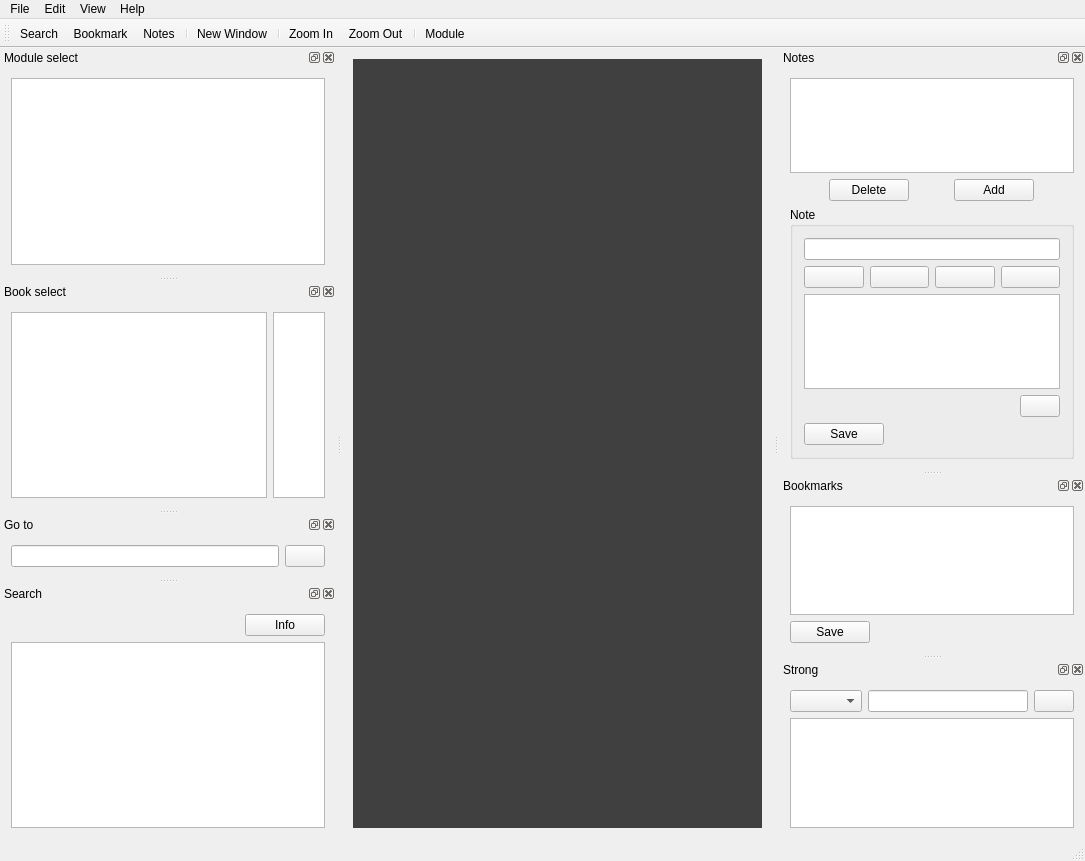
metaxy/openBibleViewer, file src/ui/main/mainwindow.ui: the form before one commit.
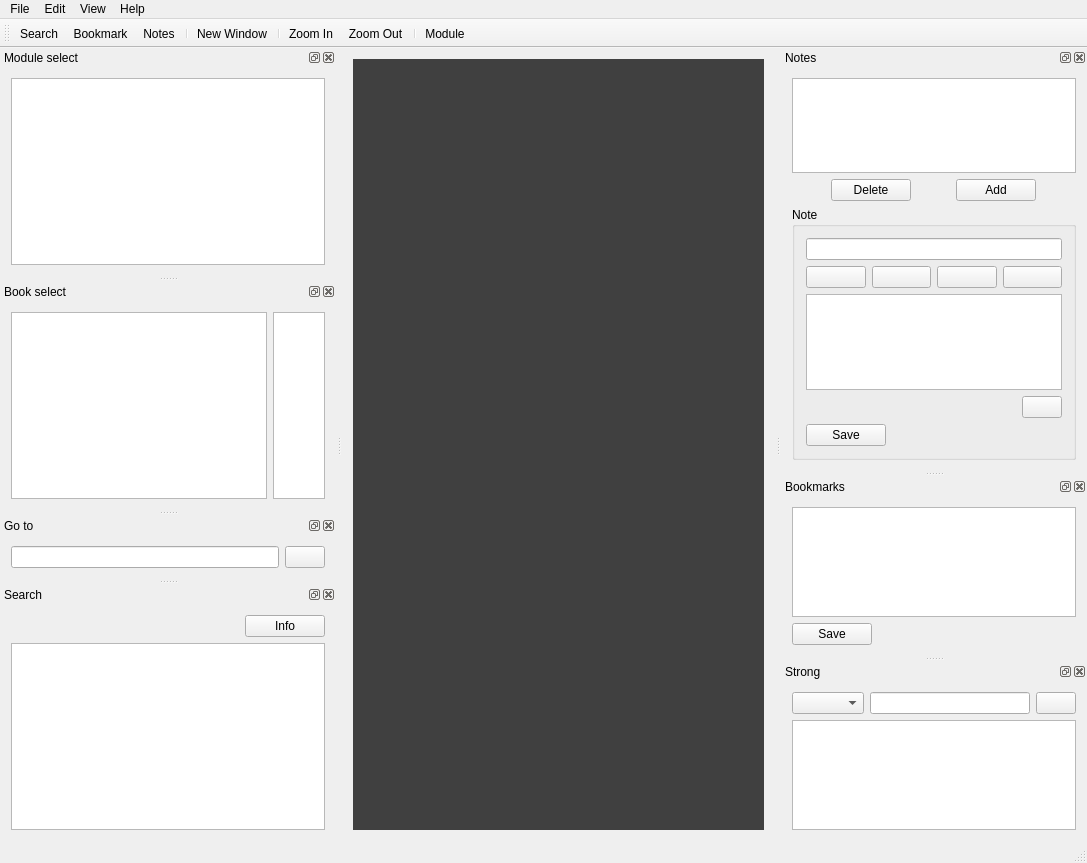
The form after the commit. Icons and pictures are not drawn.

The edit to the form file:
```diff
--- a/src/ui/main/mainwindow.ui
+++ b/src/ui/main/mainwindow.ui
@@ -9,8 +9,8 @@
    <rect>
     <x>0</x>
     <y>0</y>
-    <width>1085</width>
-    <height>861</height>
+    <width>1087</width>
+    <height>863</height>
    </rect>
   </property>
   <property name="windowTitle">
@@ -59,7 +59,7 @@
     <rect>
      <x>0</x>
      <y>0</y>
-     <width>1085</width>
+     <width>1087</width>
      <height>19</height>
     </rect>
    </property>
@@ -342,7 +342,7 @@
    </property>
    <property name="minimumSize">
     <size>
-     <width>186</width>
+     <width>194</width>
      <height>420</height>
     </size>
    </property>
```
Left out of the diff: 2 changed lines with no effect on the pictures.
